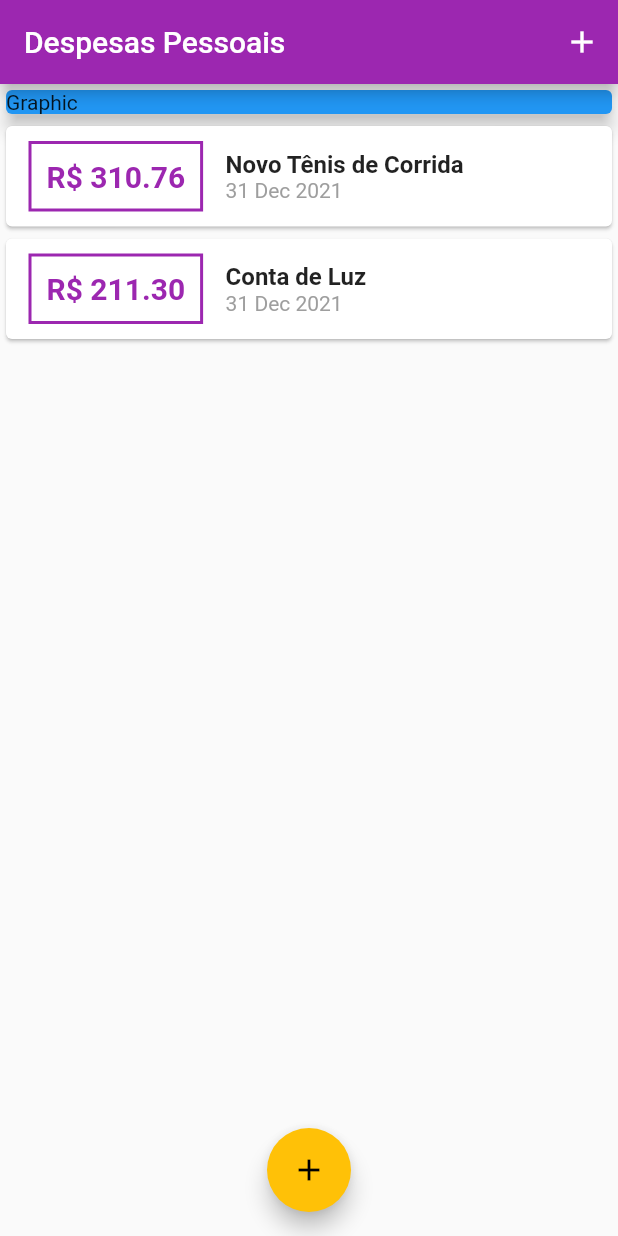
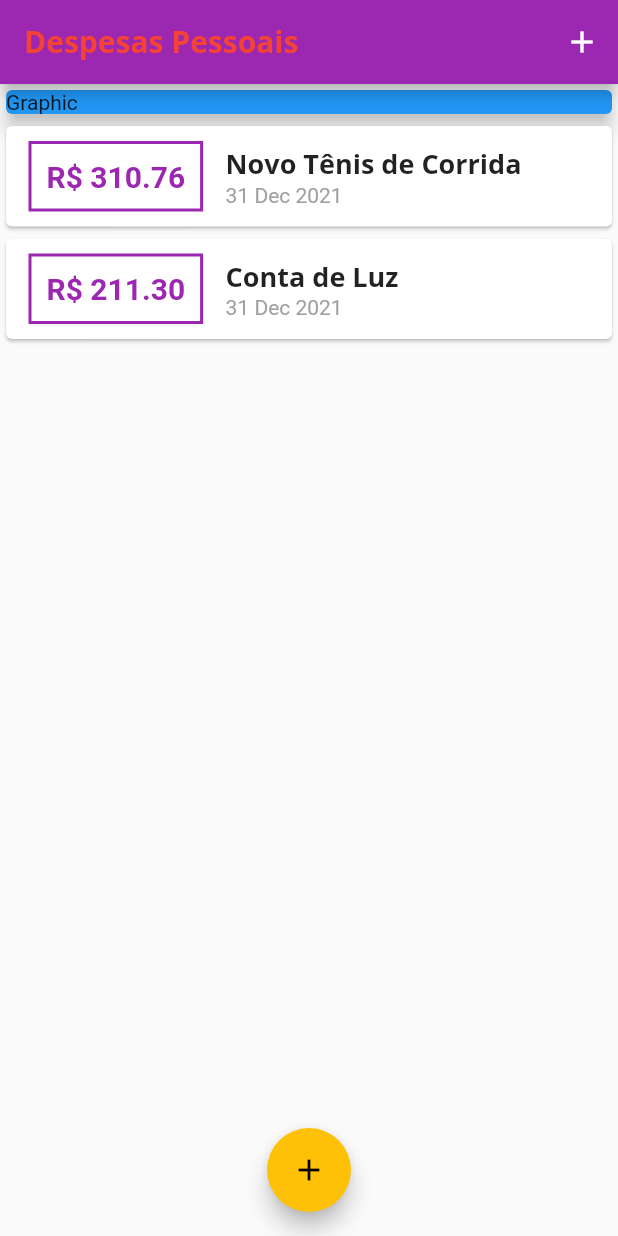
Before and after one commit to felixvicent/gestapp, a Flutter app: the screen it shows after launch, on a phone screen of 412 x 824 dp. Run offline on Flutter 3.47's test engine with Material 2 defaults, Android fonts, the light colour scheme and no system bars.

Commit message:
Added font and text theme

```diff
--- a/lib/components/transaction_list.dart
+++ b/lib/components/transaction_list.dart
@@ -61,10 +61,7 @@ class TransactionList extends StatelessWidget {
                         children: [
                           Text(
                             transaction.title,
-                            style: TextStyle(
-                              fontSize: 16,
-                              fontWeight: FontWeight.bold,
-                            ),
+                            style: Theme.of(context).textTheme.headline6,
                           ),
                           Text(
                             DateFormat('d MMM y').format(transaction.date),
--- a/lib/main.dart
+++ b/lib/main.dart
@@ -19,6 +19,24 @@ class GestApp extends StatelessWidget {
       theme: ThemeData(
         primarySwatch: Colors.purple,
         accentColor: Colors.amber,
+        fontFamily: 'Quicksand',
+        textTheme: ThemeData.light().textTheme.copyWith(
+              headline6: TextStyle(
+                fontFamily: 'OpenSans',
+                fontSize: 18,
+                fontWeight: FontWeight.w700,
+              ),
+            ),
+        appBarTheme: AppBarTheme(
+          textTheme: ThemeData.light().textTheme.copyWith(
+                headline6: TextStyle(
+                  fontFamily: 'OpenSans',
+                  fontSize: 20,
+                  fontWeight: FontWeight.w700,
+                  color: Colors.red,
+                ),
+              ),
+        ),
       ),
     );
   }
@@ -73,7 +91,9 @@ class _HomePageState extends State<HomePage> {
   Widget build(BuildContext context) {
     return Scaffold(
       appBar: AppBar(
-        title: Text('Despesas Pessoais'),
+        title: Text(
+          'Despesas Pessoais',
+        ),
         actions: [
           IconButton(
             onPressed: () {
```
Also changed, not shown: pubspec.yaml (+11 -6 lines), assets/fonts/OpenSans-Bold.ttf (added), assets/fonts/OpenSans-Regular.ttf (added), assets/fonts/Quicksand-Bold.ttf (added), assets/fonts/Quicksand-Light.ttf (added), assets/fonts/Quicksand-Medium.ttf (added), assets/fonts/Quicksand-Regular.ttf (added).
